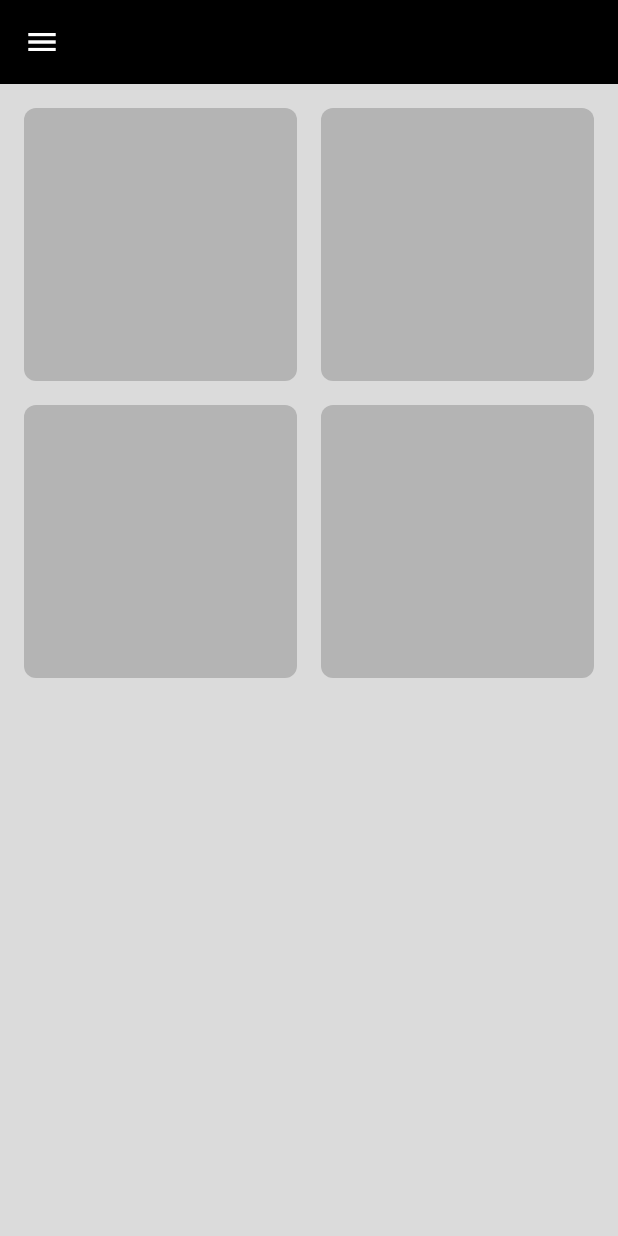
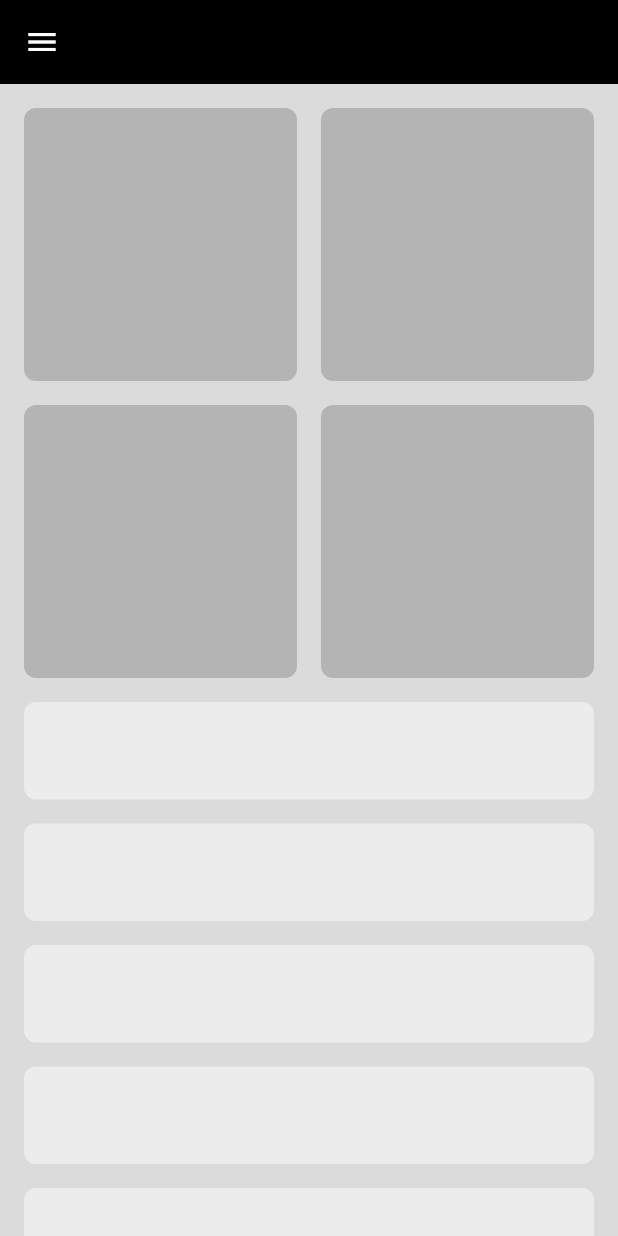
Before and after one commit to AlaaNazih1/responsive_adaptive_ui_design, a Flutter app: the screen it shows after launch, on a phone screen of 412 x 824 dp. Run offline on Flutter 3.47's test engine with Material 3 defaults, Android fonts, the light colour scheme and no system bars.

Commit message:
Add CustomListView and CustomItemTwo widgets to enhance HomeView layout

```diff
--- /dev/null
+++ b/lib/views/widgets/custom_item_two.dart
@@ -0,0 +1,16 @@
+import 'package:flutter/material.dart';
+
+class CustomItemTwo extends StatelessWidget {
+  const CustomItemTwo({super.key});
+
+  @override
+  Widget build(BuildContext context) {
+    return Container(
+      height: 65,
+      decoration: BoxDecoration(
+        color: Color(0xffECECEC),
+        borderRadius: BorderRadius.circular(8),
+      ),
+    );
+  }
+}
--- a/lib/views/widgets/home_view_body.dart
+++ b/lib/views/widgets/home_view_body.dart
@@ -1,4 +1,5 @@
 import 'package:flutter/material.dart';
+import 'package:responsive_adaptive_ui_design/views/widgets/custom_list_view.dart';
 import 'package:responsive_adaptive_ui_design/views/widgets/custom_sliver_grid.dart';
 
 class HomeViewBody extends StatelessWidget {
@@ -13,7 +14,8 @@ class HomeViewBody extends StatelessWidget {
           SliverToBoxAdapter(
             child: SizedBox(height: 16,),
           ),
-          const CustomSliverGrid()
+          const CustomSliverGrid(),
+         const CustomListView(),
         ],
       ),
     );
```
Also changed, not shown: lib/views/widgets/custom_list_view.dart (added, +20 -0 lines).
